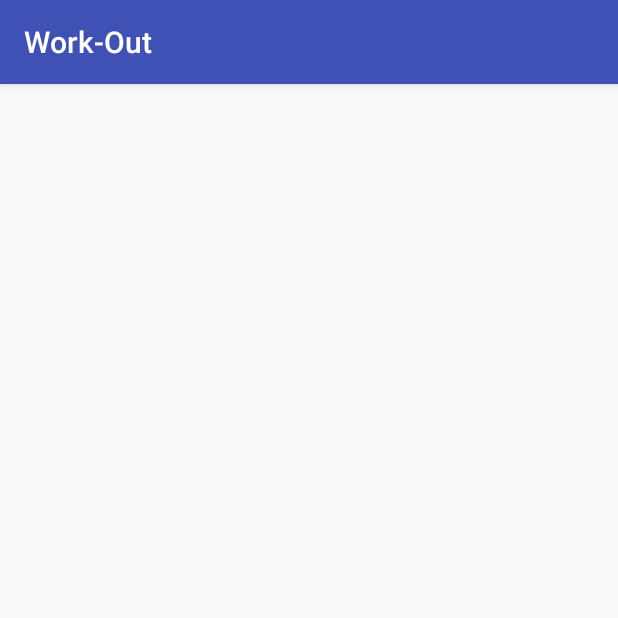
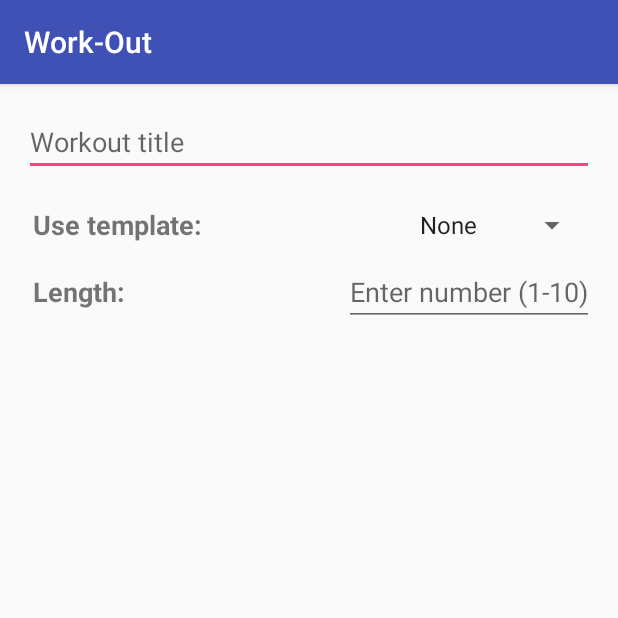
Before and after one commit to glimperg/FitnessProject, an Android app: the CreateWorkoutActivity screen opened directly, with no data from a screen before it, on a phone screen of 412 x 824 dp, the top half of it. Run offline under Robolectric (Android 15) with nearby library versions, the phone set to English and light mode, and no system bars.

Commit message:
Updated CreateWorkoutActivity

```diff
--- a/app/src/main/java/nl/mprog/glimp/work_out/CreateWorkoutActivity.java
+++ b/app/src/main/java/nl/mprog/glimp/work_out/CreateWorkoutActivity.java
@@ -2,14 +2,49 @@ package nl.mprog.glimp.work_out;
 
 import android.support.v7.app.AppCompatActivity;
 import android.os.Bundle;
+import android.view.View;
+import android.widget.AdapterView;
+import android.widget.ArrayAdapter;
+import android.widget.Spinner;
+
+// TODO: app bar/action bar toevoegen
 
 public class CreateWorkoutActivity extends AppCompatActivity {
+
+    private String template;
 
     @Override
     protected void onCreate(Bundle savedInstanceState) {
         super.onCreate(savedInstanceState);
         setContentView(R.layout.activity_create_workout);
+
+        setSpinner();
     }
 
+    private void setSpinner() {
+
+        Spinner spinner = (Spinner) findViewById(R.id.templateSpinner);
+
+        ArrayAdapter<CharSequence> adapter = ArrayAdapter.createFromResource(CreateWorkoutActivity.this,
+                R.array.template_array, android.R.layout.simple_spinner_item);
+
+        // specify the layout to use when the list of choices appears
+        adapter.setDropDownViewResource(android.R.layout.simple_spinner_dropdown_item);
+
+        spinner.setAdapter(adapter);
+        spinner.setOnItemSelectedListener(new AdapterView.OnItemSelectedListener() {
+
+            @Override
+            public void onItemSelected(AdapterView<?> parent, View view, int position, long id) {
+                // get selected item
+                template = parent.getItemAtPosition(position).toString();
+            }
+
+            @Override
+            public void onNothingSelected(AdapterView<?> parent) {
+                template = "None";
+            }
+        });
+    }
 
 }
--- a/app/src/main/java/nl/mprog/glimp/work_out/MainActivity.java
+++ b/app/src/main/java/nl/mprog/glimp/work_out/MainActivity.java
@@ -35,6 +35,7 @@ public class MainActivity extends AppCompatActivity {
     private static final String TAG = "MainActivity";
 
     private FirebaseAuth mAuth;
+    private TabLayout tabLayout;
 
     FirebaseUser user;
     // TODO: user hoeft wss niet global. kijken of onStart belangrijk is
@@ -54,8 +55,9 @@ public class MainActivity extends AppCompatActivity {
         ViewPager mViewPager = (ViewPager) findViewById(R.id.container);
         setViewPager(mViewPager);
 
-        TabLayout tabLayout = (TabLayout) findViewById(R.id.tabs);
+        tabLayout = (TabLayout) findViewById(R.id.tabs);
         tabLayout.setupWithViewPager(mViewPager);
+        setListener();
 
     }
 
@@ -80,6 +82,7 @@ public class MainActivity extends AppCompatActivity {
     }
 
     private void setViewPager(ViewPager viewPager){
+
         SectionsPageAdapter adapter = new SectionsPageAdapter(getSupportFragmentManager());
         adapter.addFragment(new DatabaseFragment(), "Exercises");
         adapter.addFragment(new WorkoutListFragment(), "Workouts");
@@ -88,6 +91,25 @@ public class MainActivity extends AppCompatActivity {
         viewPager.setAdapter(adapter);
     }
 
+    public void setListener() {
+        tabLayout.addOnTabSelectedListener(new TabLayout.OnTabSelectedListener() {
+            @Override
+            public void onTabSelected(TabLayout.Tab tab) {
+                // TODO: regelen dat de fab verdwijnt als je de workouts tab verlaat (en weer verschijnt)
+            }
+
+            @Override
+            public void onTabUnselected(TabLayout.Tab tab) {
+
+            }
+
+            @Override
+            public void onTabReselected(TabLayout.Tab tab) {
+
+            }
+        });
+    }
+
     public void newWorkout(View view) {
 
         Intent intent = new Intent(MainActivity.this, CreateWorkoutActivity.class);
--- a/app/src/main/java/nl/mprog/glimp/work_out/WorkoutListAdapter.java
+++ b/app/src/main/java/nl/mprog/glimp/work_out/WorkoutListAdapter.java
@@ -30,7 +30,8 @@ public class WorkoutListAdapter extends ArrayAdapter<Workout> {
     public View getView(int position, View convertView, @NonNull ViewGroup parent) {
 
         if (convertView == null) {
-            LayoutInflater inflater = (LayoutInflater) context.getSystemService(Context.LAYOUT_INFLATER_SERVICE);
+            LayoutInflater inflater = (LayoutInflater)
+                    context.getSystemService(Context.LAYOUT_INFLATER_SERVICE);
             convertView = inflater.inflate(R.layout.list_group, parent, false);
         }
 
--- a/app/src/main/java/nl/mprog/glimp/work_out/WorkoutListFragment.java
+++ b/app/src/main/java/nl/mprog/glimp/work_out/WorkoutListFragment.java
@@ -1,15 +1,16 @@
 package nl.mprog.glimp.work_out;
 
-import android.content.Intent;
 import android.os.Bundle;
 import android.support.annotation.Nullable;
-import android.support.design.widget.FloatingActionButton;
 import android.support.v4.app.Fragment;
 import android.util.Log;
 import android.view.LayoutInflater;
 import android.view.View;
 import android.view.ViewGroup;
+import android.widget.AdapterView;
+import android.widget.ArrayAdapter;
 import android.widget.ListView;
+import android.widget.Spinner;
 
 import com.google.firebase.auth.FirebaseAuth;
 import com.google.firebase.database.ChildEventListener;
@@ -29,25 +30,29 @@ public class WorkoutListFragment extends Fragment {
 
     private ListView listView;
     private WorkoutListAdapter listAdapter;
+    private String template;
     private ArrayList<Workout> workoutList = new ArrayList<>();
     private DatabaseReference mDatabase;
 
     @Nullable
     @Override
-    public View onCreateView(LayoutInflater inflater, @Nullable ViewGroup container, Bundle savedInstanceState) {
+    public View onCreateView(LayoutInflater inflater,
+                             @Nullable ViewGroup container, Bundle savedInstanceState) {
         View view = inflater.inflate(R.layout.workout_list_fragment, container, false);
-
-        String user_id = FirebaseAuth.getInstance().getCurrentUser().getUid();
+        String userId = FirebaseAuth.getInstance().getCurrentUser().getUid();
 
         // get reference to Firebase database containing Workouts
-        mDatabase = FirebaseDatabase.getInstance().getReference().child("users").child(user_id);
+        mDatabase = FirebaseDatabase.getInstance().getReference().child("users").child(userId);
+        listView = (ListView) view.findViewById(R.id.workoutListView);
 
-        listView = (ListView) view.findViewById(R.id.workoutListView);
         setAdapter();
 
         return view;
     }
 
+    /**
+     *
+     */
     public void setAdapter() {
 
         mDatabase.addChildEventListener(new ChildEventListener() {
--- a/app/src/main/res/layout/activity_create_workout.xml
+++ b/app/src/main/res/layout/activity_create_workout.xml
@@ -1,9 +1,55 @@
 <?xml version="1.0" encoding="utf-8"?>
-<android.support.constraint.ConstraintLayout xmlns:android="http://schemas.android.com/apk/res/android"
-    xmlns:app="http://schemas.android.com/apk/res-auto"
+<RelativeLayout xmlns:android="http://schemas.android.com/apk/res/android"
     xmlns:tools="http://schemas.android.com/tools"
     android:layout_width="match_parent"
     android:layout_height="match_parent"
     tools:context="nl.mprog.glimp.work_out.CreateWorkoutActivity">
 
-</android.support.constraint.ConstraintLayout>
+    <EditText
+        android:id="@+id/workoutTitleEditText"
+        android:layout_width="match_parent"
+        android:layout_height="wrap_content"
+        android:layout_marginStart="16dp"
+        android:layout_marginTop="16dp"
+        android:layout_marginEnd="16dp"
+        android:hint="@string/workout_title"/>
+
+    <TextView
+        android:layout_width="wrap_content"
+        android:layout_height="wrap_content"
+        android:id="@+id/templateTextView"
+        android:text="@string/use_template"
+        android:layout_below="@id/workoutTitleEditText"
+        android:layout_marginStart="22dp"
+        android:layout_marginTop="20dp"
+        android:textSize="18sp"
+        android:textStyle="bold"/>
+
+    <Spinner
+        android:id="@+id/templateSpinner"
+        android:layout_width="120dp"
+        android:layout_height="wrap_content"
+        android:layout_alignBottom="@id/templateTextView"
+        android:layout_alignParentEnd="true"
+        android:layout_marginEnd="20dp"
+        />
+
+    <TextView
+        android:layout_width="wrap_content"
+        android:layout_height="wrap_content"
+        android:id="@+id/lengthTextView"
+        android:layout_below="@id/templateTextView"
+        android:text="@string/length"
+        android:layout_alignStart="@id/templateTextView"
+        android:layout_marginTop="20dp"
+        android:textSize="18sp"
+        android:textStyle="bold"/>
+
+    <EditText
+        android:layout_width="wrap_content"
+        android:layout_height="wrap_content"
+        android:hint="@string/enter_number"
+        android:layout_alignBaseline="@id/lengthTextView"
+        android:layout_alignEnd="@id/workoutTitleEditText" />
+
+</RelativeLayout>
--- a/app/src/main/res/layout/activity_exercise.xml
+++ b/app/src/main/res/layout/activity_exercise.xml
@@ -17,7 +17,8 @@
             android:layout_marginTop="20dp"
             android:textSize="24sp"
             android:layout_alignParentTop="true"
-            android:layout_centerHorizontal="true" />
+            android:layout_centerHorizontal="true"
+            android:textStyle="bold"/>
 
         <ImageView
             android:id="@+id/imageView"
--- a/app/src/main/res/values/strings.xml
+++ b/app/src/main/res/values/strings.xml
@@ -14,4 +14,9 @@
     <string name="muscles">Muscles: ...</string>
     <string name="workout_image_button_content_desc">This button enables users to add a new workout.</string>
     <string name="title_activity_test">test</string>
+    <string name="name">Name:</string>
+    <string name="workout_title">Workout title</string>
+    <string name="use_template">Use template:</string>
+    <string name="length">Length:</string>
+    <string name="enter_number">Enter number (1-10)</string>
 </resources>
--- /dev/null
+++ b/app/src/main/res/values/template_array.xml
@@ -0,0 +1,12 @@
+<?xml version="1.0" encoding="utf-8"?>
+<resources>
+    <string-array name="template_array">
+        <item>None</item>
+        <item>Abs</item>
+        <item>Back</item>
+        <item>Chest</item>
+        <item>Legs</item>
+        <item>Shoulders</item>
+        <item>Full body</item>
+    </string-array>
+</resources>
```
Also changed, not shown: app/src/main/java/nl/mprog/glimp/work_out/DatabaseFragment.java (+6 -3 lines).
